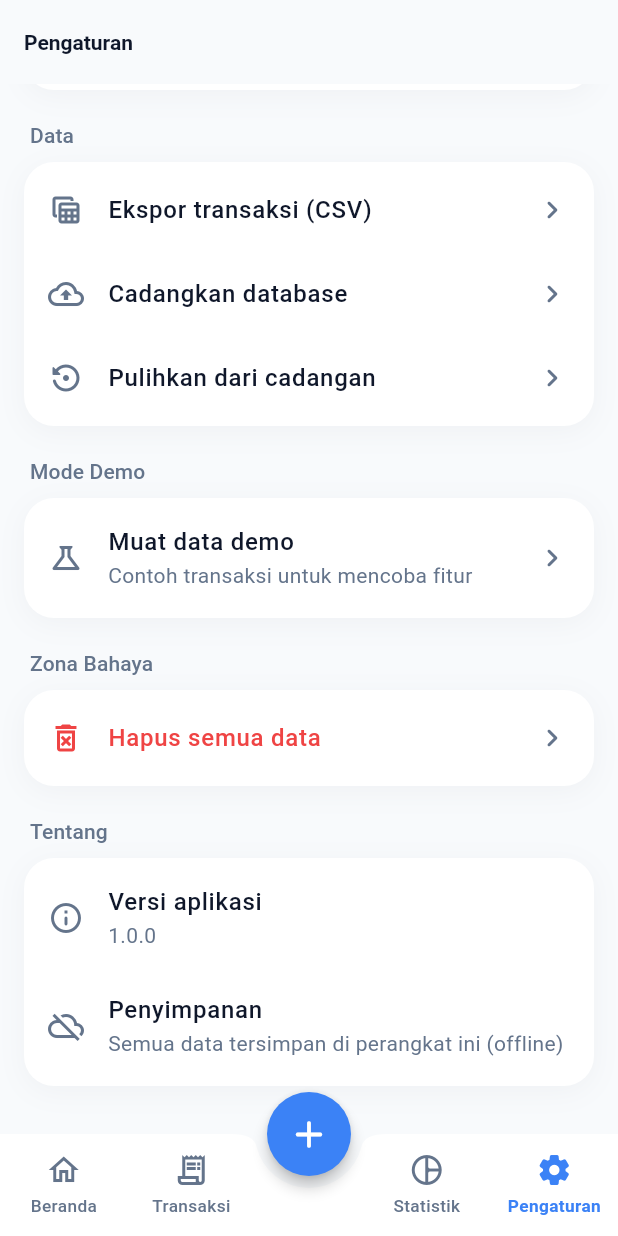
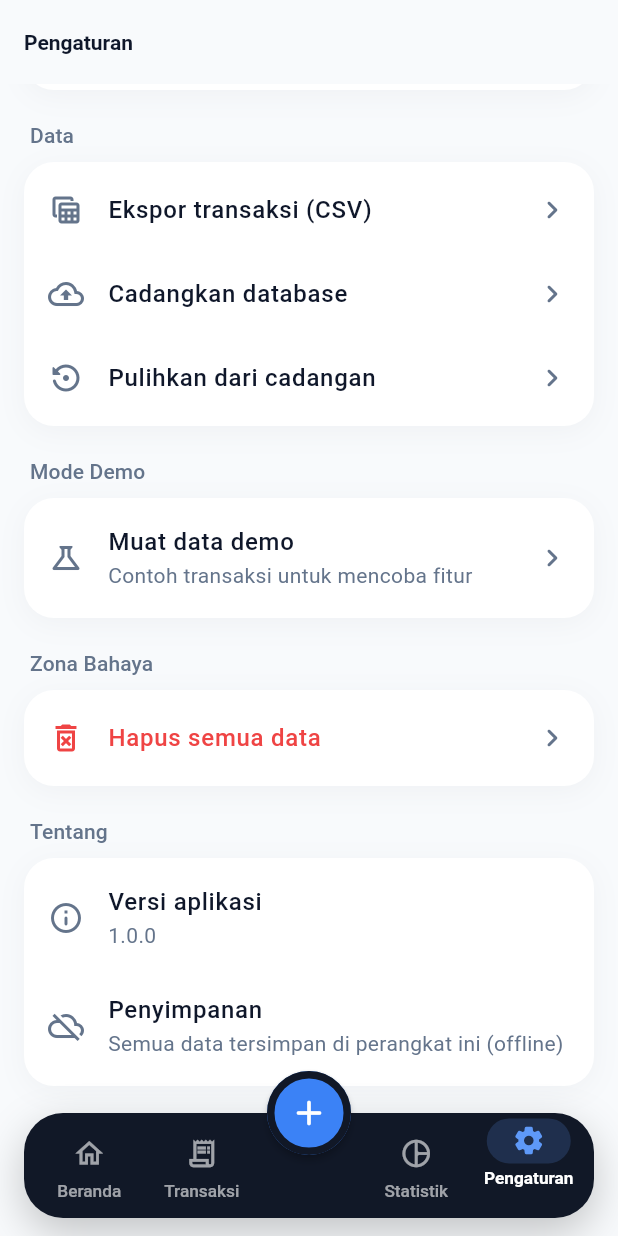
Before and after one commit to willsyh/dhuwitku, a Flutter app: the screen it shows after launch, item 4 of the bottom bar chosen, scrolled down 436 dp, on a phone screen of 412 x 824 dp. Run offline on Flutter 3.47's test engine with Material 3 defaults, Android fonts, the phone set to English and light mode, and no system bars; our stand-ins replace drift, drift_flutter, file_picker, fl_chart, flutter_riverpod, shared_preferences; missing offline and left inert: sqlite3; accounts and stored records are empty; generated files the repository leaves out were written again.

Commit message:
feat: update navbar

```diff
--- a/lib/app/home_shell.dart
+++ b/lib/app/home_shell.dart
@@ -1,4 +1,6 @@
+import 'package:flutter/gestures.dart';
 import 'package:flutter/material.dart';
+import 'package:flutter/services.dart';
 import 'package:flutter_riverpod/flutter_riverpod.dart';
 
 import '../core/constants/transaction_type.dart';
@@ -28,9 +30,16 @@ class HomeShell extends ConsumerWidget {
     (HomeTab.settings, Icons.settings_outlined, Icons.settings_rounded, 'Pengaturan'),
   ];
 
+  /// Near-black floating bar in light mode; a lifted surface in dark mode so it
+  /// still stands out against the dark background.
+  static Color barColor(Brightness b) =>
+      b == Brightness.dark ? const Color(0xFF1E2639) : const Color(0xFF111827);
+
   @override
   Widget build(BuildContext context, WidgetRef ref) {
     final tab = ref.watch(homeTabProvider);
+    final theme = Theme.of(context);
+    final bar = barColor(theme.brightness);
 
     return PopScope(
       canPop: tab == HomeTab.home,
@@ -38,6 +47,9 @@ class HomeShell extends ConsumerWidget {
         if (!didPop) ref.read(homeTabProvider.notifier).select(HomeTab.home);
       },
       child: Scaffold(
+        // Content scrolls behind the floating bar (screens keep ~100px of
+        // bottom padding so the last items stay reachable).
+        extendBody: true,
         body: IndexedStack(
           index: tab.index,
           children: const [
@@ -47,21 +59,45 @@ class HomeShell extends ConsumerWidget {
             SettingsScreen(),
           ],
         ),
+        // Sits centered on the bar's top edge; the ring in the bar color makes
+        // it look cut into the bar.
         floatingActionButton: FloatingActionButton(
           tooltip: 'Catat transaksi',
+          elevation: 2,
+          shape: CircleBorder(side: BorderSide(color: bar, width: 5)),
           onPressed: () => showQuickAddSheet(context, type: TransactionType.expense),
-          child: const Icon(Icons.add_rounded, size: 30),
+          child: const Icon(Icons.add_rounded, size: 28),
         ),
         floatingActionButtonLocation: FloatingActionButtonLocation.centerDocked,
-        bottomNavigationBar: BottomAppBar(
-          shape: const CircularNotchedRectangle(),
-          notchMargin: 8,
-          height: 68,
-          padding: EdgeInsets.zero,
+        bottomNavigationBar: SafeArea(
+          minimum: const EdgeInsets.only(bottom: 12),
+          child: Center(
+            heightFactor: 1,
+            child: ConstrainedBox(
+              constraints: const BoxConstraints(maxWidth: 520),
+              child: Padding(
+                padding: const EdgeInsets.symmetric(horizontal: 16),
+                child: Container(
+                  height: 70,
+                  padding: const EdgeInsets.symmetric(horizontal: 6),
+                  decoration: BoxDecoration(
+                    color: bar,
+                    borderRadius: BorderRadius.circular(26),
+                    border: theme.brightness == Brightness.dark
+                        ? Border.all(color: Colors.white.withValues(alpha: 0.06))
+                        : null,
+                    boxShadow: [
+                      BoxShadow(
+                        color: Colors.black.withValues(alpha: 0.22),
+                        blurRadius: 24,
+                        offset: const Offset(0, 10),
+                      ),
+                    ],
+                  ),
                   child: Row(
                     children: [
                       for (final (i, item) in _items.indexed) ...[
-                if (i == 2) const SizedBox(width: 72),
+                        if (i == 2) const SizedBox(width: 68),
                         Expanded(
                           child: _NavItem(
                             icon: item.$2,
@@ -76,11 +112,17 @@ class HomeShell extends ConsumerWidget {
                   ),
                 ),
               ),
+            ),
+          ),
+        ),
+      ),
     );
   }
 }
 
-class _NavItem extends StatelessWidget {
+/// Bottom-nav item. The selected one lifts up with a tinted pill behind its
+/// icon; pressing shrinks it slightly, and a mouse hover shows a faint pill.
+class _NavItem extends StatefulWidget {
   const _NavItem({
     required this.icon,
     required this.selectedIcon,
@@ -96,35 +138,100 @@ class _NavItem extends StatelessWidget {
   final VoidCallback onTap;
 
   @override
+  State<_NavItem> createState() => _NavItemState();
+}
+
+class _NavItemState extends State<_NavItem> {
+  static const _duration = Duration(milliseconds: 320);
+  static const _lift = Curves.easeOutBack;
+
+  bool _pressed = false;
+  bool _hovered = false;
+
+  @override
   Widget build(BuildContext context) {
     final scheme = Theme.of(context).colorScheme;
-    final color = selected ? scheme.primary : scheme.onSurfaceVariant;
+    final selected = widget.selected;
+    // The bar is always dark, so colors are tuned for a dark background.
+    // Lighten the theme color a little so darker festive colors stay visible.
+    final accent = Color.lerp(scheme.primary, Colors.white, 0.18)!;
+    final iconColor = selected ? accent : Colors.white.withValues(alpha: 0.6);
+    final labelColor = selected ? Colors.white : Colors.white.withValues(alpha: 0.6);
+
+    final pillColor = selected
+        ? accent.withValues(alpha: 0.18)
+        : _hovered || _pressed
+            ? Colors.white.withValues(alpha: 0.08)
+            : Colors.white.withValues(alpha: 0);
+
     return Semantics(
       selected: selected,
       button: true,
-      label: label,
-      child: InkResponse(
-        onTap: onTap,
-        radius: 40,
+      label: widget.label,
+      excludeSemantics: true,
+      child: MouseRegion(
+        cursor: SystemMouseCursors.click,
+        // Hover only makes sense for a real mouse; touch has no hover state.
+        onEnter: (e) {
+          if (e.kind == PointerDeviceKind.mouse) setState(() => _hovered = true);
+        },
+        onExit: (_) => setState(() => _hovered = false),
+        child: GestureDetector(
+          behavior: HitTestBehavior.opaque,
+          onTapDown: (_) => setState(() => _pressed = true),
+          onTapCancel: () => setState(() => _pressed = false),
+          onTapUp: (_) => setState(() => _pressed = false),
+          onTap: () {
+            if (!selected) HapticFeedback.selectionClick();
+            widget.onTap();
+          },
+          child: AnimatedSlide(
+            // Lift the selected tab ~6px upward.
+            offset: Offset(0, selected ? -0.12 : 0),
+            duration: _duration,
+            curve: _lift,
+            child: AnimatedScale(
+              scale: _pressed ? 0.92 : 1,
+              duration: const Duration(milliseconds: 120),
+              curve: Curves.easeOut,
               child: Column(
                 mainAxisAlignment: MainAxisAlignment.center,
                 children: [
-            AnimatedSwitcher(
-              duration: const Duration(milliseconds: 180),
-              child: Icon(selected ? selectedIcon : icon, key: ValueKey(selected), color: color),
+                  AnimatedContainer(
+                    duration: _duration,
+                    curve: Curves.easeOutCubic,
+                    width: selected ? 56 : 44,
+                    height: 30,
+                    decoration: BoxDecoration(
+                      color: pillColor,
+                      borderRadius: BorderRadius.circular(15),
                     ),
-            const SizedBox(height: 4),
-            Text(
-              label,
-              maxLines: 1,
-              overflow: TextOverflow.ellipsis,
+                    child: AnimatedSwitcher(
+                      duration: const Duration(milliseconds: 200),
+                      transitionBuilder: (child, anim) =>
+                          ScaleTransition(scale: anim, child: child),
+                      child: Icon(
+                        selected ? widget.selectedIcon : widget.icon,
+                        key: ValueKey(selected),
+                        color: iconColor,
+                        size: 22,
+                      ),
+                    ),
+                  ),
+                  const SizedBox(height: 3),
+                  AnimatedDefaultTextStyle(
+                    duration: _duration,
                     style: TextStyle(
                       fontSize: 11.5,
-                color: color,
-                fontWeight: selected ? FontWeight.w600 : FontWeight.w500,
+                      color: labelColor,
+                      fontWeight: selected ? FontWeight.w700 : FontWeight.w500,
+                    ),
+                    child: Text(widget.label, maxLines: 1, overflow: TextOverflow.ellipsis),
+                  ),
+                ],
               ),
             ),
-          ],
+          ),
         ),
       ),
     );
```
Lines whose indentation alone changed are shown as unchanged.
